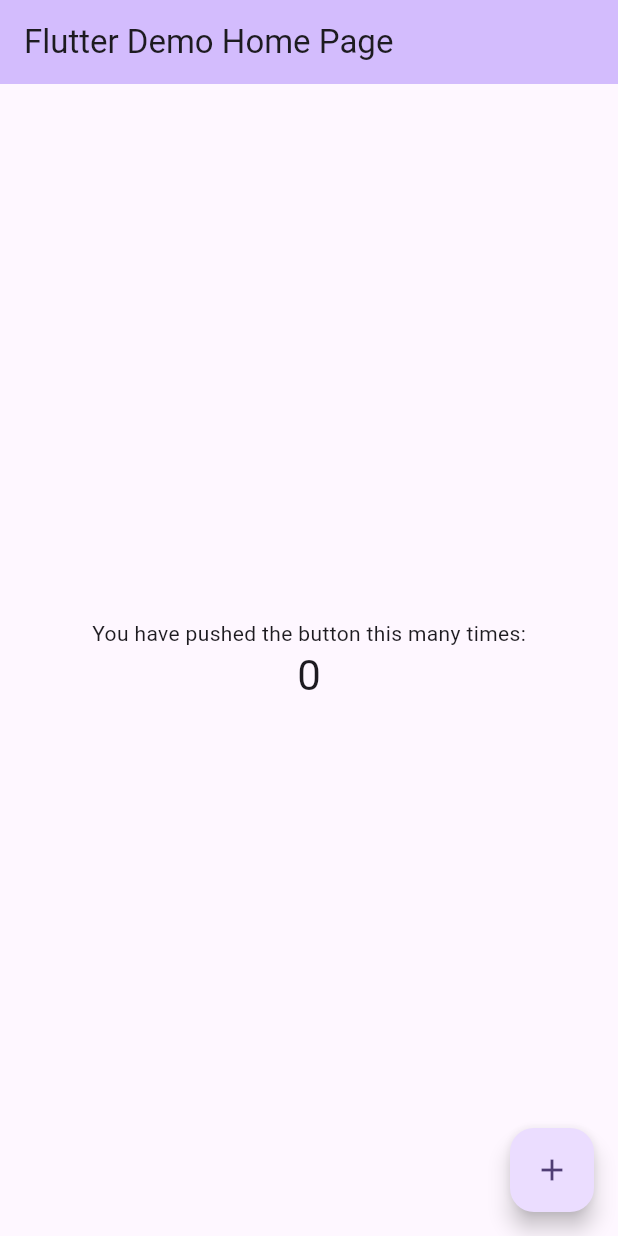
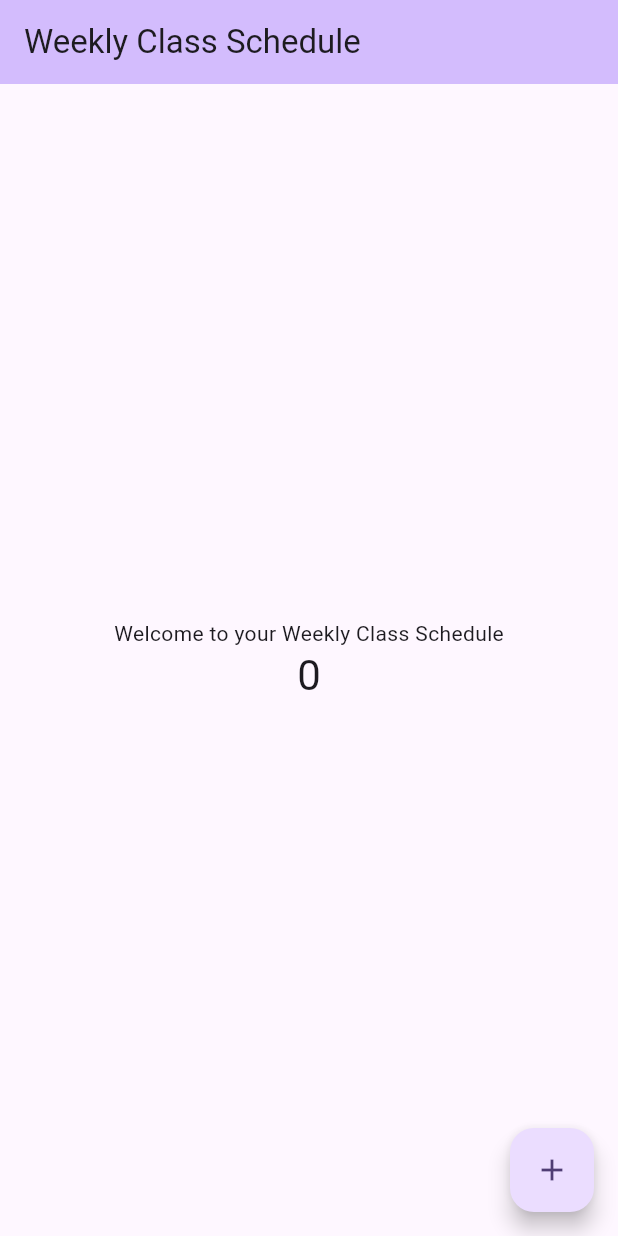
Before and after one commit to mvp002/BCS_25011989_Laurence_flutter_weekend, a Flutter app: the screen it shows after launch, on a phone screen of 412 x 824 dp. Run offline on Flutter 3.47's test engine with Material 3 defaults, Android fonts, the light colour scheme and no system bars; our stand-ins replace flutter_riverpod, shared_preferences.

Commit message:
M2: update app title and home page text

```diff
--- a/lib/main.dart
+++ b/lib/main.dart
@@ -12,7 +12,7 @@ class MyApp extends StatelessWidget {
   @override
   Widget build(BuildContext context) {
     return MaterialApp(
-      title: 'Flutter Demo',
+      title: 'Weekly Class Schedule',
       theme: ThemeData(
         // This is the theme of your application.
         //
@@ -31,7 +31,7 @@ class MyApp extends StatelessWidget {
         // tested with just a hot reload.
         colorScheme: ColorScheme.fromSeed(seedColor: Colors.deepPurple),
       ),
-      home: const MyHomePage(title: 'Flutter Demo Home Page'),
+      home: const MyHomePage(title: 'Weekly Class Schedule'),
     );
   }
 }
@@ -105,7 +105,7 @@ class _MyHomePageState extends State<MyHomePage> {
           // wireframe for each widget.
           mainAxisAlignment: MainAxisAlignment.center,
           children: [
-            const Text('You have pushed the button this many times:'),
+            const Text('Welcome to your Weekly Class Schedule'),
             Text(
               '$_counter',
               style: Theme.of(context).textTheme.headlineMedium,
@@ -115,7 +115,7 @@ class _MyHomePageState extends State<MyHomePage> {
       ),
       floatingActionButton: FloatingActionButton(
         onPressed: _incrementCounter,
-        tooltip: 'Increment',
+        tooltip: 'Add class',
         child: const Icon(Icons.add),
       ),
     );
```
